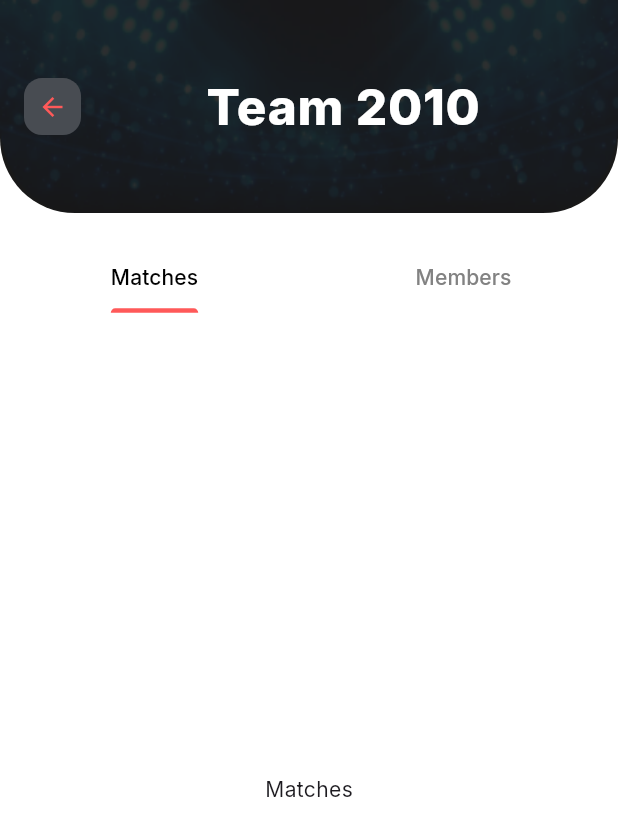
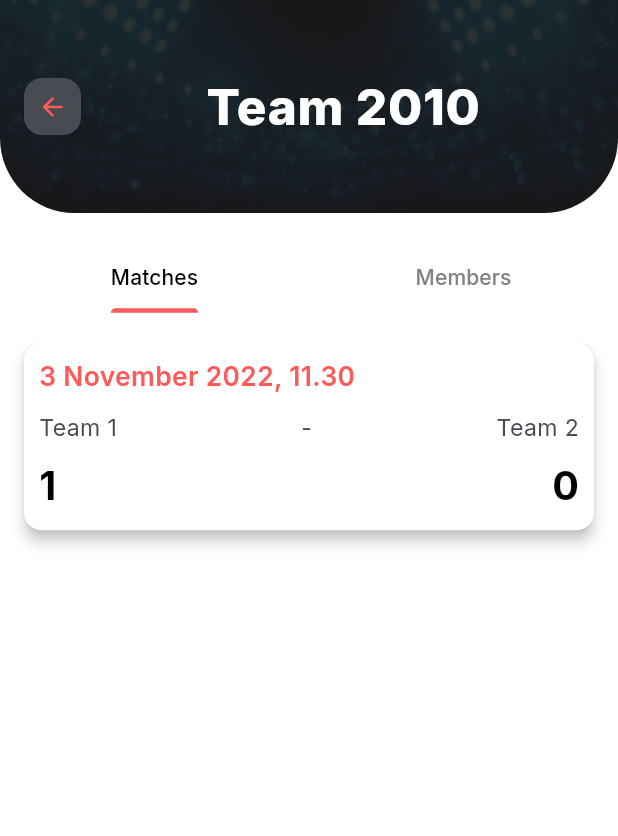
Before and after one commit to HazimNabil/spectra-sports, a Flutter app: the AdminTeamView screen opened by its route, on a phone screen of 412 x 824 dp. Shown: the top 836 px of the screen. Run offline on Flutter 3.47's test engine with Material 3 defaults, Android fonts, the phone set to English and light mode, and no system bars; our stand-ins replace device_preview, go_router, google_fonts.

Commit message:
Create admin match card

```diff
--- a/lib/features/admin/home/presentation/views/admin_team_view.dart
+++ b/lib/features/admin/home/presentation/views/admin_team_view.dart
@@ -1,6 +1,7 @@
 import 'package:flutter/material.dart';
 import 'package:spectra_sports/core/widgets/custom_app_bar.dart';
 import 'package:spectra_sports/core/widgets/custom_tab_bar.dart';
+import 'package:spectra_sports/features/admin/home/presentation/widgets/admin_matches_section.dart';
 
 class AdminTeamView extends StatelessWidget {
   const AdminTeamView({super.key});
@@ -20,7 +21,7 @@ class AdminTeamView extends StatelessWidget {
             Expanded(
               child: TabBarView(
                 children: [
-                  Center(child: Text('Matches')),
+                  AdminMatchesSection(),
                   Center(child: Text('Members')),
                 ],
               ),
--- /dev/null
+++ b/lib/features/admin/home/presentation/widgets/admin_match_card.dart
@@ -0,0 +1,70 @@
+import 'package:flutter/material.dart';
+import 'package:spectra_sports/core/utils/app_colors.dart';
+import 'package:spectra_sports/core/utils/app_styles.dart';
+
+class AdminMatchCard extends StatelessWidget {
+  const AdminMatchCard({super.key});
+
+  @override
+  Widget build(BuildContext context) {
+    return Card(
+      color: AppColors.background,
+      elevation: 4,
+      margin: const EdgeInsets.only(left: 16, right: 16),
+      child: Padding(
+        padding: const EdgeInsets.all(10),
+        child: Column(
+          crossAxisAlignment: CrossAxisAlignment.start,
+          spacing: 10,
+          children: [
+            Text(
+              '3 November 2022, 11.30',
+              style: AppStyles.styleSemiBold16(context),
+            ),
+            Row(
+              children: [
+                Text(
+                  'Team 1',
+                  style: AppStyles.styleRegular14(
+                    context,
+                  ).copyWith(color: AppColors.icons),
+                ),
+                const Spacer(),
+                Text(
+                  '-',
+                  style: AppStyles.styleRegular14(
+                    context,
+                  ).copyWith(color: AppColors.icons),
+                ),
+                const Spacer(),
+                Text(
+                  'Team 2',
+                  style: AppStyles.styleRegular14(
+                    context,
+                  ).copyWith(color: AppColors.icons),
+                ),
+              ],
+            ),
+            Visibility(
+              visible: true,
+              maintainState: true,
+              child: Row(
+                mainAxisAlignment: MainAxisAlignment.spaceBetween,
+                children: [
+                  Text(
+                    '1',
+                    style: AppStyles.styleExtraBold24(context),
+                  ),
+                  Text(
+                    '0',
+                    style: AppStyles.styleExtraBold24(context),
+                  ),
+                ],
+              ),
+            ),
+          ],
+        ),
+      ),
+    );
+  }
+}
--- /dev/null
+++ b/lib/features/admin/home/presentation/widgets/admin_matches_section.dart
@@ -0,0 +1,15 @@
+import 'package:flutter/material.dart';
+import 'package:spectra_sports/features/admin/home/presentation/widgets/admin_match_card.dart';
+
+class AdminMatchesSection extends StatelessWidget {
+  const AdminMatchesSection({super.key});
+
+  @override
+  Widget build(BuildContext context) {
+    return const Column(
+      children: [
+        AdminMatchCard(),
+      ],
+    );
+  }
+}
```
